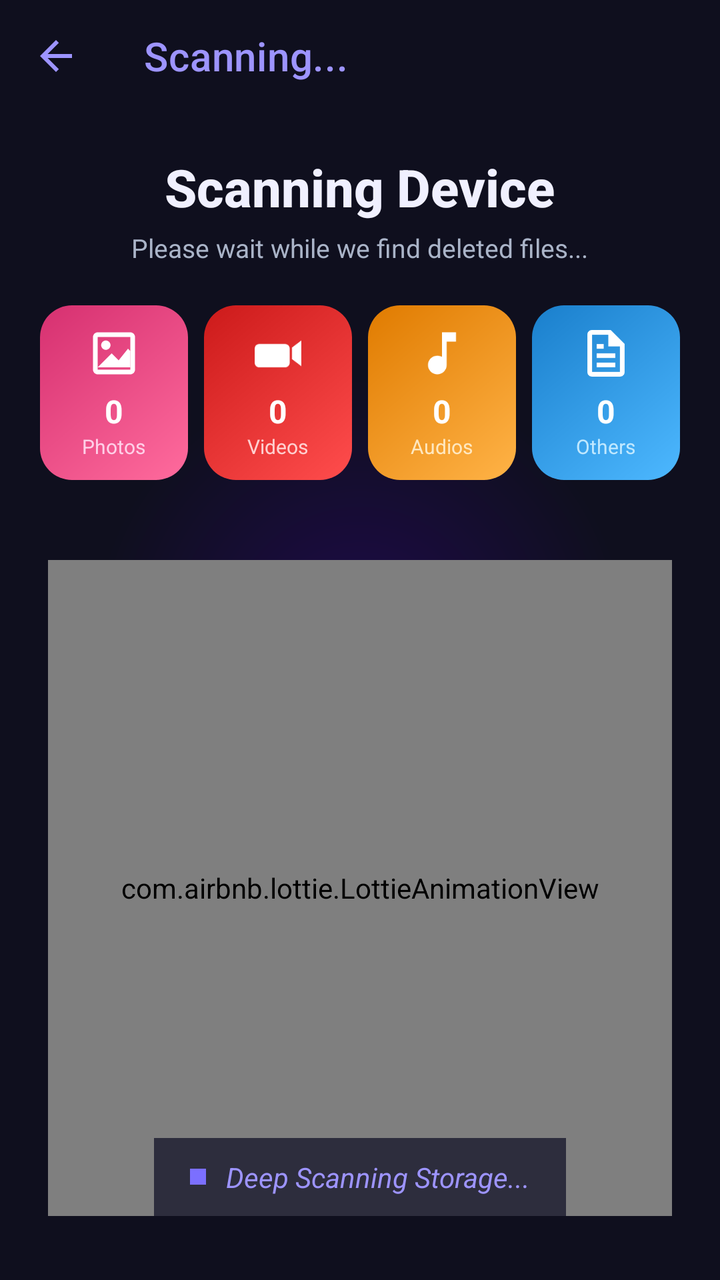
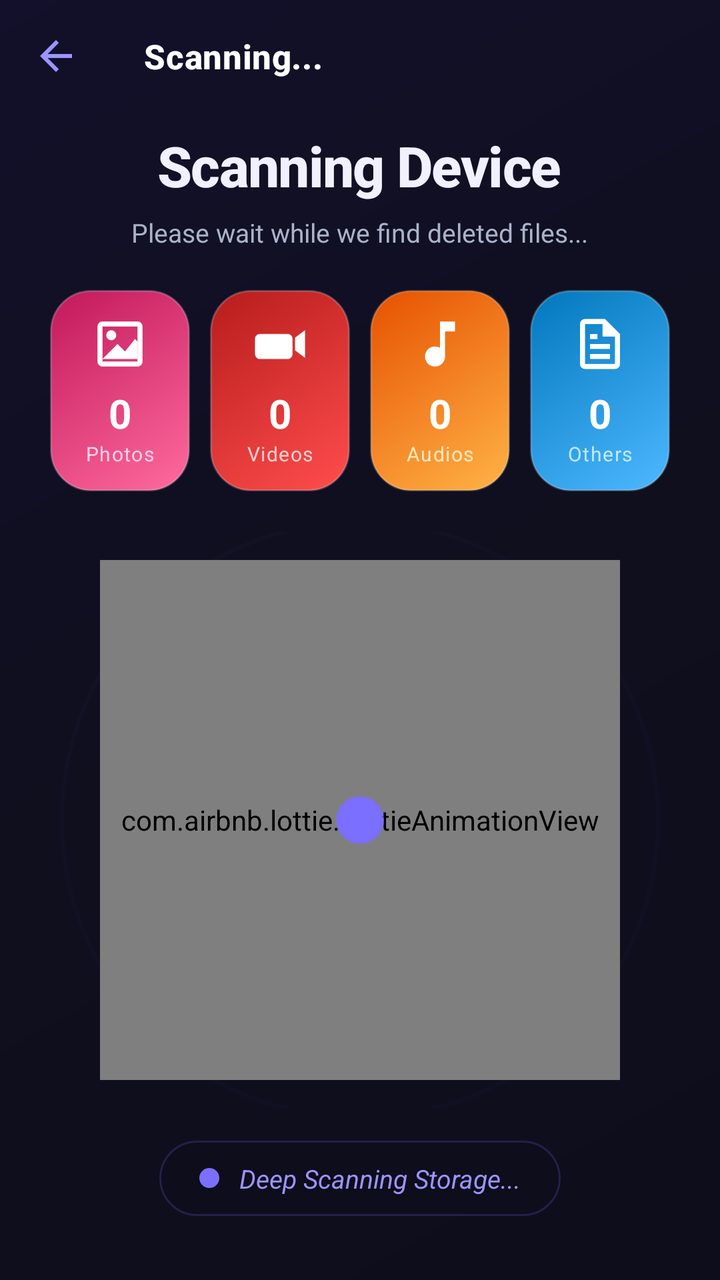

Compare the two renders of this Android layout. The source of the first and the diff that turns it into the second are given below.
<!-- AndroidManifest.xml: application theme Theme.PhotoRecoveryNew -->
<!-- res/layout/activity_scanning.xml -->
<?xml version="1.0" encoding="utf-8"?>
<RelativeLayout xmlns:android="http://schemas.android.com/apk/res/android"
    xmlns:app="http://schemas.android.com/apk/res-auto"
    xmlns:tools="http://schemas.android.com/tools"
    android:layout_width="match_parent"
    android:layout_height="match_parent"
    android:background="@drawable/bg_scan_screen"
    tools:context=".activity.ScanningActivity">

    
    <com.google.android.material.appbar.AppBarLayout
        android:id="@+id/appbar"
        android:layout_width="match_parent"
        android:layout_height="wrap_content"
        android:background="@android:color/transparent"
        android:elevation="0dp">

        <com.google.android.material.appbar.MaterialToolbar
            android:id="@+id/toolBar"
            android:layout_width="match_parent"
            android:layout_height="?attr/actionBarSize"
            android:background="@android:color/transparent"
            app:title="Scanning..."
            app:titleTextColor="@color/colorPrimaryLight"
            app:navigationIcon="@drawable/ic_back"
            app:navigationIconTint="@color/colorPrimaryLight" />
    </com.google.android.material.appbar.AppBarLayout>

    
    <RelativeLayout
        android:id="@+id/ll1"
        android:layout_width="match_parent"
        android:layout_height="match_parent"
        android:layout_below="@id/appbar">

        
        <LinearLayout
            android:id="@+id/titleLayout"
            android:layout_width="wrap_content"
            android:layout_height="wrap_content"
            android:orientation="vertical"
            android:gravity="center"
            android:layout_centerHorizontal="true"
            android:layout_marginTop="20dp">

            <TextView
                android:layout_width="wrap_content"
                android:layout_height="wrap_content"
                android:text="Scanning Device"
                android:textColor="@color/colorTextPrimary"
                android:textSize="26sp"
                android:textStyle="bold"
                android:fontFamily="sans-serif-medium"/>

            <TextView
                android:layout_width="wrap_content"
                android:layout_height="wrap_content"
                android:text="Please wait while we find deleted files..."
                android:textColor="@color/colorTextSecondary"
                android:textSize="13sp"
                android:layout_marginTop="4dp"/>
        </LinearLayout>

        
        <LinearLayout
            android:id="@+id/ll_counts"
            android:layout_width="match_parent"
            android:layout_height="wrap_content"
            android:orientation="horizontal"
            android:gravity="center"
            android:layout_below="@id/titleLayout"
            android:layout_marginTop="20dp"
            android:layout_marginHorizontal="16dp"
            android:weightSum="4">

            
            <LinearLayout
                android:layout_width="0dp"
                android:layout_height="wrap_content"
                android:layout_weight="1"
                android:layout_marginHorizontal="4dp"
                android:orientation="vertical"
                android:gravity="center"
                android:background="@drawable/bg_card_photos"
                android:padding="10dp">
                <ImageView
                    android:layout_width="28dp"
                    android:layout_height="28dp"
                    android:src="@drawable/ic_cat_images"
                    android:tint="@color/white"/>
                <TextView
                    android:id="@+id/noOfImage"
                    android:layout_width="wrap_content"
                    android:layout_height="wrap_content"
                    android:text="0"
                    android:textColor="@color/white"
                    android:textSize="16sp"
                    android:textStyle="bold"
                    android:layout_marginTop="4dp"/>
                <TextView
                    android:layout_width="wrap_content"
                    android:layout_height="wrap_content"
                    android:text="Photos"
                    android:textColor="#FFD0E8"
                    android:textSize="10sp"/>
            </LinearLayout>

            
            <LinearLayout
                android:layout_width="0dp"
                android:layout_height="wrap_content"
                android:layout_weight="1"
                android:layout_marginHorizontal="4dp"
                android:orientation="vertical"
                android:gravity="center"
                android:background="@drawable/bg_card_videos"
                android:padding="10dp">
                <ImageView
                    android:layout_width="28dp"
                    android:layout_height="28dp"
                    android:src="@drawable/ic_cat_videos"
                    android:tint="@color/white"/>
                <TextView
                    android:id="@+id/noOfVideo"
                    android:layout_width="wrap_content"
                    android:layout_height="wrap_content"
                    android:text="0"
                    android:textColor="@color/white"
                    android:textSize="16sp"
                    android:textStyle="bold"
                    android:layout_marginTop="4dp"/>
                <TextView
                    android:layout_width="wrap_content"
                    android:layout_height="wrap_content"
                    android:text="Videos"
                    android:textColor="#FFD0D0"
                    android:textSize="10sp"/>
            </LinearLayout>

            
            <LinearLayout
                android:layout_width="0dp"
                android:layout_height="wrap_content"
                android:layout_weight="1"
                android:layout_marginHorizontal="4dp"
                android:orientation="vertical"
                android:gravity="center"
                android:background="@drawable/bg_card_audios"
                android:padding="10dp">
                <ImageView
                    android:layout_width="28dp"
                    android:layout_height="28dp"
                    android:src="@drawable/ic_cat_audio"
                    android:tint="@color/white"/>
                <TextView
                    android:id="@+id/noOfAudio"
                    android:layout_width="wrap_content"
                    android:layout_height="wrap_content"
                    android:text="0"
                    android:textColor="@color/white"
                    android:textSize="16sp"
                    android:textStyle="bold"
                    android:layout_marginTop="4dp"/>
                <TextView
                    android:layout_width="wrap_content"
                    android:layout_height="wrap_content"
                    android:text="Audios"
                    android:textColor="#FFE8C0"
                    android:textSize="10sp"/>
            </LinearLayout>

            
            <LinearLayout
                android:layout_width="0dp"
                android:layout_height="wrap_content"
                android:layout_weight="1"
                android:layout_marginHorizontal="4dp"
                android:orientation="vertical"
                android:gravity="center"
                android:background="@drawable/bg_card_others"
                android:padding="10dp">
                <ImageView
                    android:layout_width="28dp"
                    android:layout_height="28dp"
                    android:src="@drawable/ic_cat_others"
                    android:tint="@color/white"/>
                <TextView
                    android:id="@+id/noOfOthers"
                    android:layout_width="wrap_content"
                    android:layout_height="wrap_content"
                    android:text="0"
                    android:textColor="@color/white"
                    android:textSize="16sp"
                    android:textStyle="bold"
                    android:layout_marginTop="4dp"/>
                <TextView
                    android:layout_width="wrap_content"
                    android:layout_height="wrap_content"
                    android:text="Others"
                    android:textColor="#C0E8FF"
                    android:textSize="10sp"/>
            </LinearLayout>
        </LinearLayout>

        
        <RelativeLayout
            android:layout_width="match_parent"
            android:layout_height="match_parent"
            android:layout_below="@id/ll_counts"
            android:layout_marginTop="16dp"
            android:layout_marginBottom="8dp">

            <com.airbnb.lottie.LottieAnimationView
                android:id="@+id/animation_view"
                android:layout_width="match_parent"
                android:layout_height="match_parent"
                android:layout_margin="24dp"
                app:lottie_autoPlay="true"
                app:lottie_loop="true"
                app:lottie_rawRes="@raw/redar1" />

            
            <LinearLayout
                android:layout_width="wrap_content"
                android:layout_height="wrap_content"
                android:layout_alignParentBottom="true"
                android:layout_centerHorizontal="true"
                android:layout_marginBottom="24dp"
                android:orientation="horizontal"
                android:gravity="center_vertical"
                android:background="#CC1A1A2E"
                android:paddingHorizontal="18dp"
                android:paddingVertical="10dp">
                <View
                    android:layout_width="8dp"
                    android:layout_height="8dp"
                    android:background="@color/colorPrimary"
                    android:layout_marginEnd="10dp"/>
                <TextView
                    android:layout_width="wrap_content"
                    android:layout_height="wrap_content"
                    android:text="Deep Scanning Storage..."
                    android:textColor="@color/colorPrimaryLight"
                    android:textSize="14sp"
                    android:textStyle="italic"/>
            </LinearLayout>
        </RelativeLayout>
    </RelativeLayout>

    

</RelativeLayout>
<!-- resources referenced by this layout -->
<resources>
  <color name="colorPrimary">#7B6FFF</color>
  <color name="colorPrimaryLight">#9D94FF</color>
  <color name="colorTextPrimary">#F0F0FF</color>
  <color name="colorTextSecondary">#AAB4C8</color>
  <color name="white">#FFFFFFFF</color>
  <!-- drawable bg_card_audios (drawable) -->
  <?xml version="1.0" encoding="utf-8"?>
  <shape xmlns:android="http://schemas.android.com/apk/res/android"
      android:shape="rectangle">
      <gradient
          android:startColor="#FFB347"
          android:endColor="#E07B00"
          android:angle="135"/>
      <corners android:radius="16dp"/>
  </shape>
  <!-- drawable bg_card_others (drawable) -->
  <?xml version="1.0" encoding="utf-8"?>
  <shape xmlns:android="http://schemas.android.com/apk/res/android"
      android:shape="rectangle">
      <gradient
          android:startColor="#4DB8FF"
          android:endColor="#1A7FCC"
          android:angle="135"/>
      <corners android:radius="16dp"/>
  </shape>
  <!-- drawable bg_card_photos (drawable) -->
  <?xml version="1.0" encoding="utf-8"?>
  <shape xmlns:android="http://schemas.android.com/apk/res/android"
      android:shape="rectangle">
      <gradient
          android:startColor="#FF6B9D"
          android:endColor="#D63070"
          android:angle="135"/>
      <corners android:radius="16dp"/>
  </shape>
  <!-- drawable bg_card_videos (drawable) -->
  <?xml version="1.0" encoding="utf-8"?>
  <shape xmlns:android="http://schemas.android.com/apk/res/android"
      android:shape="rectangle">
      <gradient
          android:startColor="#FF4D4D"
          android:endColor="#CC1A1A"
          android:angle="135"/>
      <corners android:radius="16dp"/>
  </shape>
  <!-- drawable bg_scan_screen (drawable) -->
  <?xml version="1.0" encoding="utf-8"?>
  <shape xmlns:android="http://schemas.android.com/apk/res/android"
      android:shape="rectangle">
      <gradient
          android:startColor="#1E0A4A"
          android:centerColor="#0F0F1E"
          android:endColor="#0F0F1E"
          android:type="radial"
          android:gradientRadius="800"/>
  </shape>
  <color name="colorPrimaryDark">#5A4FE0</color>
  <color name="colorSecondary">#00D4AA</color>
  <color name="colorBackground">#0F0F1E</color>
  <color name="colorNavBackground">#12121F</color>
  <!-- unchanged entries left out for length: 6 -->
</resources>

<!-- the commit's change to res/layout/activity_scanning.xml (unified diff, before → after) -->
@@ -5,6 +5,7 @@
     android:layout_width="match_parent"
     android:layout_height="match_parent"
     android:background="@drawable/bg_scan_screen"
+    android:fitsSystemWindows="true"
     tools:context=".activity.ScanningActivity">
 
     
@@ -21,17 +22,20 @@
             android:layout_height="?attr/actionBarSize"
             android:background="@android:color/transparent"
             app:title="Scanning..."
-            app:titleTextColor="@color/colorPrimaryLight"
+            app:titleTextAppearance="@style/ScanToolbarTitle"
             app:navigationIcon="@drawable/ic_back"
             app:navigationIconTint="@color/colorPrimaryLight" />
     </com.google.android.material.appbar.AppBarLayout>
 
     
-    <RelativeLayout
-        android:id="@+id/ll1"
+    <LinearLayout
+        android:id="@+id/mainContent"
         android:layout_width="match_parent"
         android:layout_height="match_parent"
-        android:layout_below="@id/appbar">
+        android:layout_below="@id/appbar"
+        android:orientation="vertical"
+        android:paddingHorizontal="20dp"
+        android:paddingBottom="32dp">
 
         
         <LinearLayout
@@ -40,16 +44,18 @@
             android:layout_height="wrap_content"
             android:orientation="vertical"
             android:gravity="center"
-            android:layout_centerHorizontal="true"
-            android:layout_marginTop="20dp">
+            android:layout_gravity="center_horizontal"
+            android:layout_marginTop="8dp"
+            android:layout_marginBottom="20dp">
 
             <TextView
                 android:layout_width="wrap_content"
                 android:layout_height="wrap_content"
                 android:text="Scanning Device"
                 android:textColor="@color/colorTextPrimary"
-                android:textSize="26sp"
+                android:textSize="28sp"
                 android:textStyle="bold"
+                android:letterSpacing="-0.02"
                 android:fontFamily="sans-serif-medium"/>
 
             <TextView
@@ -58,7 +64,8 @@
                 android:text="Please wait while we find deleted files..."
                 android:textColor="@color/colorTextSecondary"
                 android:textSize="13sp"
-                android:layout_marginTop="4dp"/>
+                android:layout_marginTop="6dp"
+                android:gravity="center"/>
         </LinearLayout>
 
         
@@ -68,184 +75,259 @@
             android:layout_height="wrap_content"
             android:orientation="horizontal"
             android:gravity="center"
-            android:layout_below="@id/titleLayout"
-            android:layout_marginTop="20dp"
-            android:layout_marginHorizontal="16dp"
-            android:weightSum="4">
+            android:weightSum="4"
+            android:layout_marginBottom="20dp">
 
             
             <LinearLayout
+                android:id="@+id/cardPhotos"
                 android:layout_width="0dp"
                 android:layout_height="wrap_content"
                 android:layout_weight="1"
-                android:layout_marginHorizontal="4dp"
+                android:layout_marginHorizontal="5dp"
                 android:orientation="vertical"
                 android:gravity="center"
                 android:background="@drawable/bg_card_photos"
-                android:padding="10dp">
+                android:padding="12dp"
+                android:elevation="4dp">
+
                 <ImageView
-                    android:layout_width="28dp"
-                    android:layout_height="28dp"
+                    android:layout_width="30dp"
+                    android:layout_height="30dp"
                     android:src="@drawable/ic_cat_images"
                     android:tint="@color/white"/>
+
                 <TextView
                     android:id="@+id/noOfImage"
                     android:layout_width="wrap_content"
                     android:layout_height="wrap_content"
                     android:text="0"
                     android:textColor="@color/white"
-                    android:textSize="16sp"
+                    android:textSize="20sp"
                     android:textStyle="bold"
-                    android:layout_marginTop="4dp"/>
+                    android:letterSpacing="-0.01"
+                    android:layout_marginTop="6dp"/>
+
                 <TextView
                     android:layout_width="wrap_content"
                     android:layout_height="wrap_content"
                     android:text="Photos"
                     android:textColor="#FFD0E8"
-                    android:textSize="10sp"/>
+                    android:textSize="10sp"
+                    android:letterSpacing="0.05"/>
             </LinearLayout>
 
             
             <LinearLayout
+                android:id="@+id/cardVideos"
                 android:layout_width="0dp"
                 android:layout_height="wrap_content"
                 android:layout_weight="1"
-                android:layout_marginHorizontal="4dp"
+                android:layout_marginHorizontal="5dp"
                 android:orientation="vertical"
                 android:gravity="center"
                 android:background="@drawable/bg_card_videos"
-                android:padding="10dp">
+                android:padding="12dp"
+                android:elevation="4dp">
+
                 <ImageView
-                    android:layout_width="28dp"
-                    android:layout_height="28dp"
+                    android:layout_width="30dp"
+                    android:layout_height="30dp"
                     android:src="@drawable/ic_cat_videos"
                     android:tint="@color/white"/>
+
                 <TextView
                     android:id="@+id/noOfVideo"
                     android:layout_width="wrap_content"
                     android:layout_height="wrap_content"
                     android:text="0"
                     android:textColor="@color/white"
-                    android:textSize="16sp"
+                    android:textSize="20sp"
                     android:textStyle="bold"
-                    android:layout_marginTop="4dp"/>
+                    android:letterSpacing="-0.01"
+                    android:layout_marginTop="6dp"/>
+
                 <TextView
                     android:layout_width="wrap_content"
                     android:layout_height="wrap_content"
                     android:text="Videos"
                     android:textColor="#FFD0D0"
-                    android:textSize="10sp"/>
+                    android:textSize="10sp"
+                    android:letterSpacing="0.05"/>
             </LinearLayout>
 
             
             <LinearLayout
+                android:id="@+id/cardAudios"
                 android:layout_width="0dp"
                 android:layout_height="wrap_content"
                 android:layout_weight="1"
-                android:layout_marginHorizontal="4dp"
+                android:layout_marginHorizontal="5dp"
                 android:orientation="vertical"
                 android:gravity="center"
                 android:background="@drawable/bg_card_audios"
-                android:padding="10dp">
+                android:padding="12dp"
+                android:elevation="4dp">
+
                 <ImageView
-                    android:layout_width="28dp"
-                    android:layout_height="28dp"
+                    android:layout_width="30dp"
+                    android:layout_height="30dp"
                     android:src="@drawable/ic_cat_audio"
                     android:tint="@color/white"/>
+
                 <TextView
                     android:id="@+id/noOfAudio"
                     android:layout_width="wrap_content"
                     android:layout_height="wrap_content"
                     android:text="0"
                     android:textColor="@color/white"
-                    android:textSize="16sp"
+                    android:textSize="20sp"
                     android:textStyle="bold"
-                    android:layout_marginTop="4dp"/>
+                    android:letterSpacing="-0.01"
+                    android:layout_marginTop="6dp"/>
+
                 <TextView
                     android:layout_width="wrap_content"
                     android:layout_height="wrap_content"
                     android:text="Audios"
                     android:textColor="#FFE8C0"
-                    android:textSize="10sp"/>
+                    android:textSize="10sp"
+                    android:letterSpacing="0.05"/>
             </LinearLayout>
 
             
             <LinearLayout
+                android:id="@+id/cardOthers"
                 android:layout_width="0dp"
                 android:layout_height="wrap_content"
                 android:layout_weight="1"
-                android:layout_marginHorizontal="4dp"
+                android:layout_marginHorizontal="5dp"
                 android:orientation="vertical"
                 android:gravity="center"
                 android:background="@drawable/bg_card_others"
-                android:padding="10dp">
+                android:padding="12dp"
+                android:elevation="4dp">
+
                 <ImageView
-                    android:layout_width="28dp"
-                    android:layout_height="28dp"
+                    android:layout_width="30dp"
+                    android:layout_height="30dp"
                     android:src="@drawable/ic_cat_others"
                     android:tint="@color/white"/>
+
                 <TextView
                     android:id="@+id/noOfOthers"
                     android:layout_width="wrap_content"
                     android:layout_height="wrap_content"
                     android:text="0"
                     android:textColor="@color/white"
-                    android:textSize="16sp"
+                    android:textSize="20sp"
                     android:textStyle="bold"
-                    android:layout_marginTop="4dp"/>
+                    android:letterSpacing="-0.01"
+                    android:layout_marginTop="6dp"/>
+
                 <TextView
                     android:layout_width="wrap_content"
                     android:layout_height="wrap_content"
                     android:text="Others"
                     android:textColor="#C0E8FF"
-                    android:textSize="10sp"/>
+                    android:textSize="10sp"
+                    android:letterSpacing="0.05"/>
             </LinearLayout>
         </LinearLayout>
 
         
-        <RelativeLayout
+        <FrameLayout
+            android:id="@+id/radarContainer"
             android:layout_width="match_parent"
-            android:layout_height="match_parent"
-            android:layout_below="@id/ll_counts"
-            android:layout_marginTop="16dp"
-            android:layout_marginBottom="8dp">
-
+            android:layout_height="0dp"
+            android:layout_weight="1">
+
+            
+            <View
+                android:id="@+id/radarRing1"
+                android:layout_width="300dp"
+                android:layout_height="300dp"
+                android:layout_gravity="center"
+                android:background="@drawable/bg_radar_ring"
+                android:alpha="0.15"/>
+
+            
+            <View
+                android:id="@+id/radarRing2"
+                android:layout_width="230dp"
+                android:layout_height="230dp"
+                android:layout_gravity="center"
+                android:background="@drawable/bg_radar_ring"
+                android:alpha="0.25"/>
+
+            
+            <View
+                android:id="@+id/radarRing3"
+                android:layout_width="160dp"
+                android:layout_height="160dp"
+                android:layout_gravity="center"
+                android:background="@drawable/bg_radar_ring"
+                android:alpha="0.45"/>
+
+            
+            <View
+                android:id="@+id/radarRing4"
+                android:layout_width="90dp"
+                android:layout_height="90dp"
+                android:layout_gravity="center"
+                android:background="@drawable/bg_radar_ring"
+                android:alpha="0.70"/>
+
+            
             <com.airbnb.lottie.LottieAnimationView
                 android:id="@+id/animation_view"
-                android:layout_width="match_parent"
-                android:layout_height="match_parent"
-                android:layout_margin="24dp"
+                android:layout_width="260dp"
+                android:layout_height="260dp"
+                android:layout_gravity="center"
                 app:lottie_autoPlay="true"
                 app:lottie_loop="true"
                 app:lottie_rawRes="@raw/redar1" />
 
             
-            <LinearLayout
+            <View
+                android:layout_width="24dp"
+                android:layout_height="24dp"
+                android:layout_gravity="center"
+                android:background="@drawable/bg_radar_center"/>
+
+        </FrameLayout>
+
+        
+        <LinearLayout
+            android:layout_width="wrap_content"
+            android:layout_height="wrap_content"
+            android:layout_gravity="center_horizontal"
+            android:layout_marginTop="16dp"
+            android:orientation="horizontal"
+            android:gravity="center_vertical"
+            android:background="@drawable/bg_scan_status_pill"
+            android:paddingHorizontal="20dp"
+            android:paddingVertical="10dp">
+
+            
+            <View
+                android:id="@+id/pulseDot"
+                android:layout_width="10dp"
+                android:layout_height="10dp"
+                android:background="@drawable/bg_pulse_dot"
+                android:layout_marginEnd="10dp"/>
+
+            <TextView
                 android:layout_width="wrap_content"
                 android:layout_height="wrap_content"
-                android:layout_alignParentBottom="true"
-                android:layout_centerHorizontal="true"
-                android:layout_marginBottom="24dp"
-                android:orientation="horizontal"
-                android:gravity="center_vertical"
-                android:background="#CC1A1A2E"
-                android:paddingHorizontal="18dp"
-                android:paddingVertical="10dp">
-                <View
-                    android:layout_width="8dp"
-                    android:layout_height="8dp"
-                    android:background="@color/colorPrimary"
-                    android:layout_marginEnd="10dp"/>
-                <TextView
-                    android:layout_width="wrap_content"
-                    android:layout_height="wrap_content"
-                    android:text="Deep Scanning Storage..."
-                    android:textColor="@color/colorPrimaryLight"
-                    android:textSize="14sp"
-                    android:textStyle="italic"/>
-            </LinearLayout>
-        </RelativeLayout>
-    </RelativeLayout>
+                android:text="Deep Scanning Storage..."
+                android:textColor="@color/colorPrimaryLight"
+                android:textSize="13sp"
+                android:textStyle="italic"
+                android:fontFamily="sans-serif"/>
+        </LinearLayout>
+
+    </LinearLayout>
 
     
 
<!-- resource entries referenced after the edit -->
@@ -11,9 +11,12 @@
       android:shape="rectangle">
       <gradient
           android:startColor="#FFB347"
-          android:endColor="#E07B00"
+          android:endColor="#E65100"
           android:angle="135"/>
-      <corners android:radius="16dp"/>
+      <corners android:radius="20dp"/>
+      <stroke
+          android:width="1dp"
+          android:color="#33FFFFFF"/>
   </shape>
   <!-- drawable bg_card_others (drawable) -->
   <?xml version="1.0" encoding="utf-8"?>
@@ -21,9 +24,12 @@
       android:shape="rectangle">
       <gradient
           android:startColor="#4DB8FF"
-          android:endColor="#1A7FCC"
+          android:endColor="#0277BD"
           android:angle="135"/>
-      <corners android:radius="16dp"/>
+      <corners android:radius="20dp"/>
+      <stroke
+          android:width="1dp"
+          android:color="#33FFFFFF"/>
   </shape>
   <!-- drawable bg_card_photos (drawable) -->
   <?xml version="1.0" encoding="utf-8"?>
@@ -31,9 +37,12 @@
       android:shape="rectangle">
       <gradient
           android:startColor="#FF6B9D"
-          android:endColor="#D63070"
+          android:endColor="#C2185B"
           android:angle="135"/>
-      <corners android:radius="16dp"/>
+      <corners android:radius="20dp"/>
+      <stroke
+          android:width="1dp"
+          android:color="#33FFFFFF"/>
   </shape>
   <!-- drawable bg_card_videos (drawable) -->
   <?xml version="1.0" encoding="utf-8"?>
@@ -41,21 +50,63 @@
       android:shape="rectangle">
       <gradient
           android:startColor="#FF4D4D"
-          android:endColor="#CC1A1A"
+          android:endColor="#B71C1C"
           android:angle="135"/>
-      <corners android:radius="16dp"/>
+      <corners android:radius="20dp"/>
+      <stroke
+          android:width="1dp"
+          android:color="#33FFFFFF"/>
+  </shape>
+  <!-- drawable bg_pulse_dot (drawable) -->
+  <?xml version="1.0" encoding="utf-8"?>
+  <shape xmlns:android="http://schemas.android.com/apk/res/android"
+      android:shape="oval">
+      <solid android:color="#7B6FFF"/>
+  </shape>
+  <!-- drawable bg_radar_center (drawable) -->
+  <?xml version="1.0" encoding="utf-8"?>
+  <shape xmlns:android="http://schemas.android.com/apk/res/android"
+      android:shape="oval">
+      <solid android:color="#FF7B6FFF"/>
+      <stroke
+          android:width="2dp"
+          android:color="#CC7B6FFF"/>
+  </shape>
+  <!-- drawable bg_radar_ring (drawable) -->
+  <?xml version="1.0" encoding="utf-8"?>
+  <shape xmlns:android="http://schemas.android.com/apk/res/android"
+      android:shape="oval">
+      <stroke
+          android:width="2dp"
+          android:color="#337B6FFF"/>
+      <solid android:color="@android:color/transparent"/>
   </shape>
   <!-- drawable bg_scan_screen (drawable) -->
   <?xml version="1.0" encoding="utf-8"?>
   <shape xmlns:android="http://schemas.android.com/apk/res/android"
       android:shape="rectangle">
       <gradient
-          android:startColor="#1E0A4A"
+          android:startColor="#0D0D1C"
           android:centerColor="#0F0F1E"
-          android:endColor="#0F0F1E"
-          android:type="radial"
-          android:gradientRadius="800"/>
+          android:endColor="#12102A"
+          android:angle="135"/>
   </shape>
+  <!-- drawable bg_scan_status_pill (drawable) -->
+  <?xml version="1.0" encoding="utf-8"?>
+  <shape xmlns:android="http://schemas.android.com/apk/res/android"
+      android:shape="rectangle">
+      <solid android:color="#CC0D0D1C"/>
+      <corners android:radius="50dp"/>
+      <stroke
+          android:width="1dp"
+          android:color="#337B6FFF"/>
+  </shape>
+  <style name="ScanToolbarTitle" parent="TextAppearance.MaterialComponents.Headline6">
+          <item name="android:textColor">@color/colorPrimaryLight</item>
+          <item name="android:textSize">17sp</item>
+          <item name="android:textStyle">bold</item>
+          <item name="android:fontFamily">sans-serif-medium</item>
+      </style>
   <color name="colorPrimaryDark">#5A4FE0</color>
   <color name="colorSecondary">#00D4AA</color>
   <color name="colorBackground">#0F0F1E</color>
